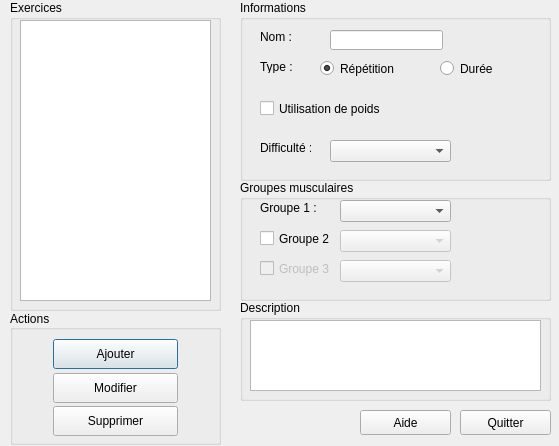
Above: src/exercisesdialog.ui from oktal/bodeasy before the change. Below: the same form after it.
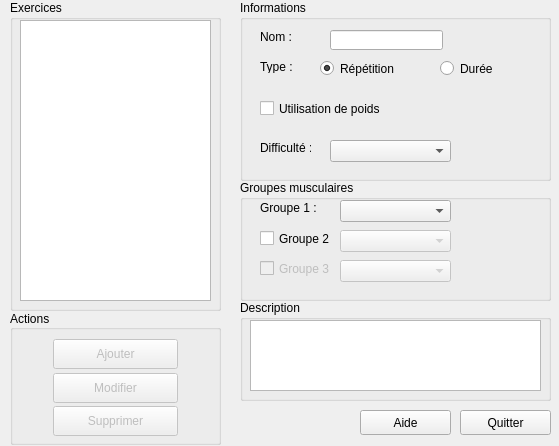
That is the form after the change. Icons and pictures are not drawn.

Patch:
```diff
--- a/src/exercisesdialog.ui
+++ b/src/exercisesdialog.ui
@@ -291,6 +291,9 @@
    <layout class="QGridLayout" name="gridLayout">
     <item row="0" column="0">
      <widget class="QPushButton" name="btnAdd">
+      <property name="enabled">
+       <bool>false</bool>
+      </property>
       <property name="minimumSize">
        <size>
         <width>0</width>
@@ -314,6 +317,9 @@
     </item>
     <item row="1" column="0">
      <widget class="QPushButton" name="btnModify">
+      <property name="enabled">
+       <bool>false</bool>
+      </property>
       <property name="minimumSize">
        <size>
         <width>0</width>
@@ -337,6 +343,9 @@
     </item>
     <item row="2" column="0">
      <widget class="QPushButton" name="btnDelete">
+      <property name="enabled">
+       <bool>false</bool>
+      </property>
       <property name="minimumSize">
        <size>
         <width>0</width>
```
Left out of the diff: 26 changed lines with no effect on the pictures.
